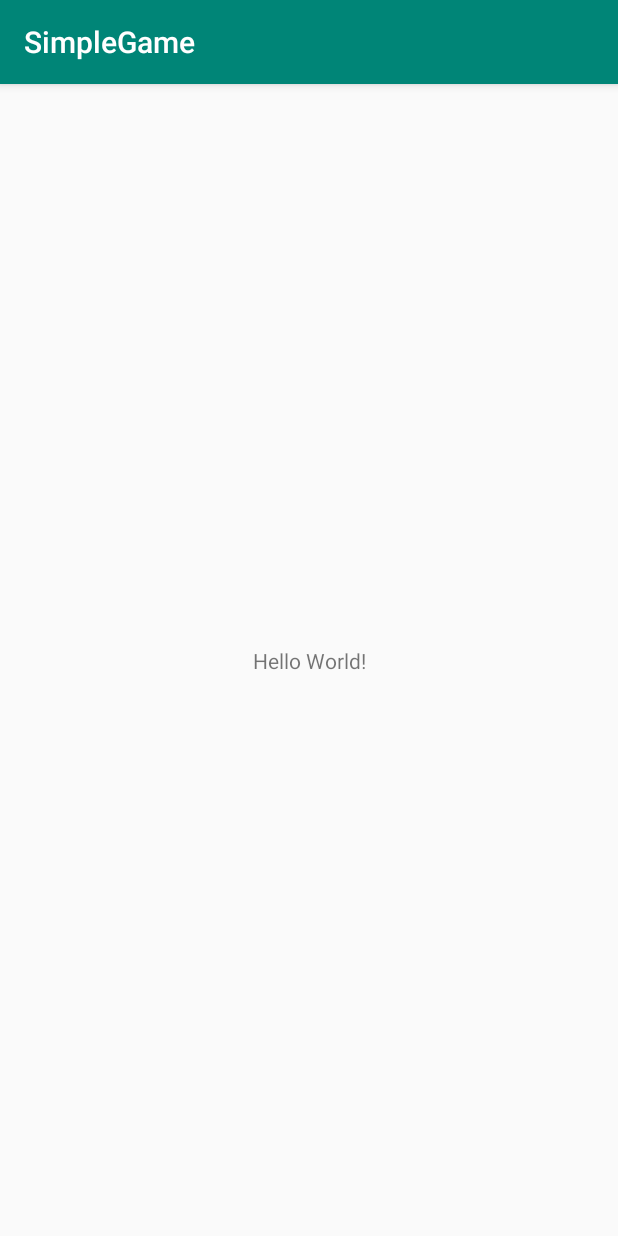
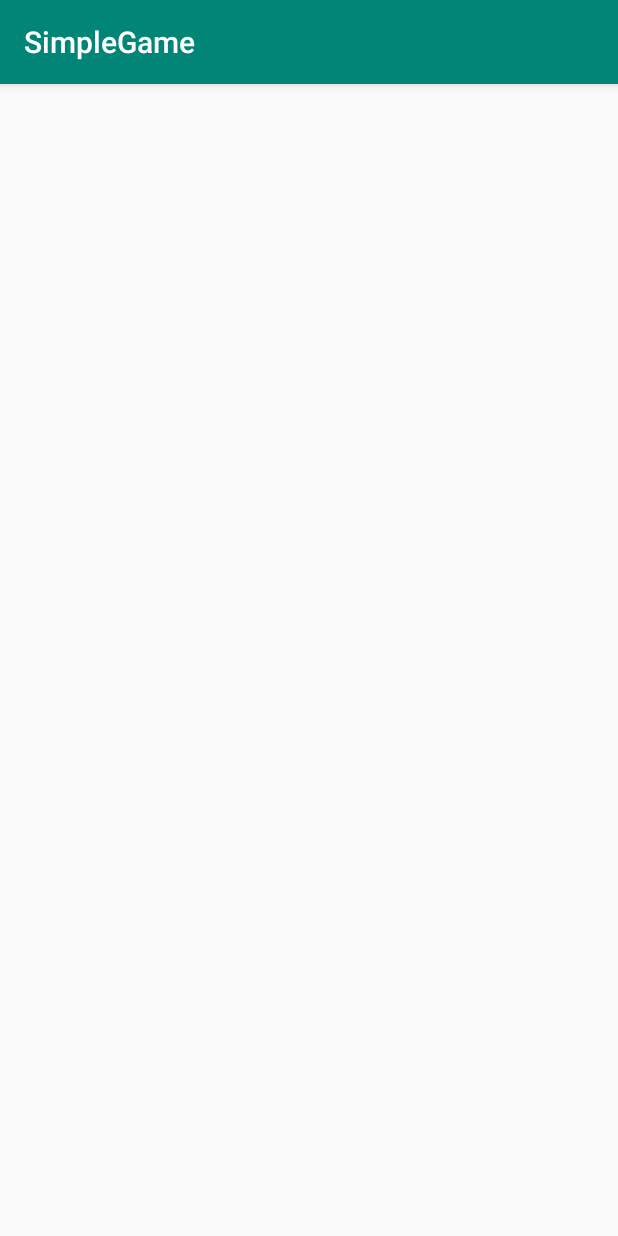
Before and after one commit to pruthvi-lalji/SimpleGame, an Android app: the screen it shows after launch (MainActivity), on a phone screen of 412 x 824 dp. Run offline under Robolectric (Android 15) with nearby library versions, the phone set to English and light mode, and no system bars.

```diff
--- a/app/src/main/java/com/example/simplegame/MainActivity.java
+++ b/app/src/main/java/com/example/simplegame/MainActivity.java
@@ -13,10 +13,11 @@
         super.onCreate(savedInstanceState);
         setContentView(R.layout.activity_main);
 
-        //Setting FullScreen
+
+       /* //Setting FullScreen
         this.getWindow().setFlags(WindowManager.LayoutParams.FLAG_FULLSCREEN,WindowManager.LayoutParams.FLAG_FULLSCREEN);
 
         //Removes title
-        this.requestWindowFeature(Window.FEATURE_NO_TITLE);
+       */
     }
 }
--- a/app/src/main/res/layout/activity_main.xml
+++ b/app/src/main/res/layout/activity_main.xml
@@ -6,13 +6,7 @@
     android:layout_height="match_parent"
     tools:context=".MainActivity">
 
-    <TextView
-        android:layout_width="wrap_content"
-        android:layout_height="wrap_content"
-        android:text="Hello World!"
-        app:layout_constraintBottom_toBottomOf="parent"
-        app:layout_constraintLeft_toLeftOf="parent"
-        app:layout_constraintRight_toRightOf="parent"
-        app:layout_constraintTop_toTopOf="parent" />
+
+
 
 </androidx.constraintlayout.widget.ConstraintLayout>
```
